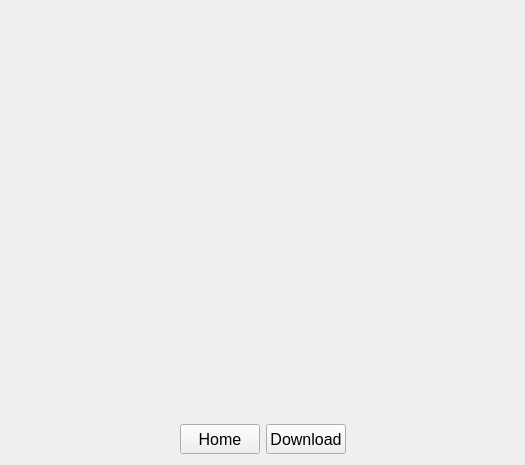
Above: UI/stack.ui from UjwalReddy267/COMIC_SD before the change. Below: the same form after it.
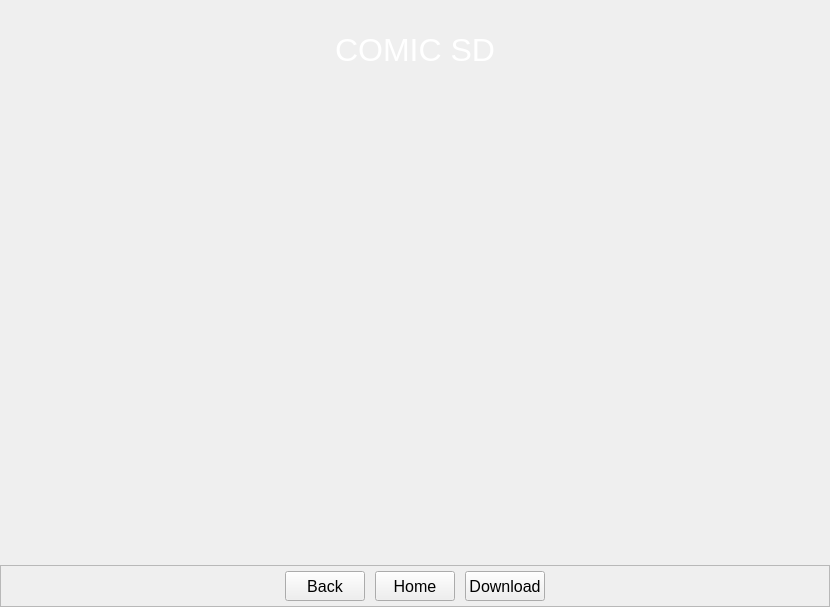
That is the form after the change.

```diff
--- a/UI/stack.ui
+++ b/UI/stack.ui
@@ -6,101 +6,798 @@
    <rect>
     <x>0</x>
     <y>0</y>
-    <width>525</width>
-    <height>465</height>
+    <width>830</width>
+    <height>607</height>
    </rect>
   </property>
   <property name="windowTitle">
    <string>Form</string>
   </property>
+  <property name="styleSheet">
+   <string notr="true"/>
+  </property>
   <layout class="QVBoxLayout" name="verticalLayout">
+   <property name="spacing">
+    <number>0</number>
+   </property>
+   <property name="leftMargin">
+    <number>0</number>
+   </property>
+   <property name="topMargin">
+    <number>0</number>
+   </property>
+   <property name="rightMargin">
+    <number>0</number>
+   </property>
+   <property name="bottomMargin">
+    <number>0</number>
+   </property>
+   <item>
+    <widget class="QLabel" name="label">
+     <property name="minimumSize">
+      <size>
+       <width>0</width>
+       <height>100</height>
+      </size>
+     </property>
+     <property name="palette">
+      <palette>
+       <active>
+        <colorrole role="WindowText">
+         <brush brushstyle="SolidPattern">
+          <color alpha="255">
+           <red>255</red>
+           <green>255</green>
+           <blue>255</blue>
+          </color>
+         </brush>
+        </colorrole>
+        <colorrole role="Button">
+         <brush brushstyle="SolidPattern">
+          <color alpha="255">
+           <red>101</red>
+           <green>0</green>
+           <blue>0</blue>
+          </color>
+         </brush>
+        </colorrole>
+        <colorrole role="Light">
+         <brush brushstyle="SolidPattern">
+          <color alpha="255">
+           <red>255</red>
+           <green>255</green>
+           <blue>255</blue>
+          </color>
+         </brush>
+        </colorrole>
+        <colorrole role="Midlight">
+         <brush brushstyle="SolidPattern">
+          <color alpha="255">
+           <red>227</red>
+           <green>227</green>
+           <blue>227</blue>
+          </color>
+         </brush>
+        </colorrole>
+        <colorrole role="Dark">
+         <brush brushstyle="SolidPattern">
+          <color alpha="255">
+           <red>160</red>
+           <green>160</green>
+           <blue>160</blue>
+          </color>
+         </brush>
+        </colorrole>
+        <colorrole role="Mid">
+         <brush brushstyle="SolidPattern">
+          <color alpha="255">
+           <red>160</red>
+           <green>160</green>
+           <blue>160</blue>
+          </color>
+         </brush>
+        </colorrole>
+        <colorrole role="Text">
+         <brush brushstyle="SolidPattern">
+          <color alpha="255">
+           <red>255</red>
+           <green>255</green>
+           <blue>255</blue>
+          </color>
+         </brush>
+        </colorrole>
+        <colorrole role="BrightText">
+         <brush brushstyle="SolidPattern">
+          <color alpha="255">
+           <red>255</red>
+           <green>255</green>
+           <blue>255</blue>
+          </color>
+         </brush>
+        </colorrole>
+        <colorrole role="ButtonText">
+         <brush brushstyle="SolidPattern">
+          <color alpha="255">
+           <red>255</red>
+           <green>255</green>
+           <blue>255</blue>
+          </color>
+         </brush>
+        </colorrole>
+        <colorrole role="Base">
+         <brush brushstyle="SolidPattern">
+          <color alpha="255">
+           <red>101</red>
+           <green>0</green>
+           <blue>0</blue>
+          </color>
+         </brush>
+        </colorrole>
+        <colorrole role="Window">
+         <brush brushstyle="SolidPattern">
+          <color alpha="255">
+           <red>101</red>
+           <green>0</green>
+           <blue>0</blue>
+          </color>
+         </brush>
+        </colorrole>
+        <colorrole role="Shadow">
+         <brush brushstyle="SolidPattern">
+          <color alpha="255">
+           <red>105</red>
+           <green>105</green>
+           <blue>105</blue>
+          </color>
+         </brush>
+        </colorrole>
+        <colorrole role="Highlight">
+         <brush brushstyle="SolidPattern">
+          <color alpha="255">
+           <red>0</red>
+           <green>120</green>
+           <blue>215</blue>
+          </color>
+         </brush>
+        </colorrole>
+        <colorrole role="HighlightedText">
+         <brush brushstyle="SolidPattern">
+          <color alpha="255">
+           <red>255</red>
+           <green>255</green>
+           <blue>255</blue>
+          </color>
+         </brush>
+        </colorrole>
+        <colorrole role="Link">
+         <brush brushstyle="SolidPattern">
+          <color alpha="255">
+           <red>0</red>
+           <green>0</green>
+           <blue>255</blue>
+          </color>
+         </brush>
+        </colorrole>
+        <colorrole role="LinkVisited">
+         <brush brushstyle="SolidPattern">
+          <color alpha="255">
+           <red>255</red>
+           <green>0</green>
+           <blue>255</blue>
+          </color>
+         </brush>
+        </colorrole>
+        <colorrole role="AlternateBase">
+         <brush brushstyle="SolidPattern">
+          <color alpha="255">
+           <red>245</red>
+           <green>245</green>
+           <blue>245</blue>
+          </color>
+         </brush>
+        </colorrole>
+        <colorrole role="NoRole">
+         <brush brushstyle="SolidPattern">
+          <color alpha="255">
+           <red>0</red>
+           <green>0</green>
+           <blue>0</blue>
+          </color>
+         </brush>
+        </colorrole>
+        <colorrole role="ToolTipBase">
+         <brush brushstyle="SolidPattern">
+          <color alpha="255">
+           <red>255</red>
+           <green>255</green>
+           <blue>220</blue>
+          </color>
+         </brush>
+        </colorrole>
+        <colorrole role="ToolTipText">
+         <brush brushstyle="SolidPattern">
+          <color alpha="255">
+           <red>0</red>
+           <green>0</green>
+           <blue>0</blue>
+          </color>
+         </brush>
+        </colorrole>
+        <colorrole role="PlaceholderText">
+         <brush brushstyle="SolidPattern">
+          <color alpha="255">
+           <red>255</red>
+           <green>255</green>
+           <blue>255</blue>
+          </color>
+         </brush>
+        </colorrole>
+       </active>
+       <inactive>
+        <colorrole role="WindowText">
+         <brush brushstyle="SolidPattern">
+          <color alpha="255">
+           <red>255</red>
+           <green>255</green>
+           <blue>255</blue>
+          </color>
+         </brush>
+        </colorrole>
+        <colorrole role="Button">
+         <brush brushstyle="SolidPattern">
+          <color alpha="255">
+           <red>101</red>
+           <green>0</green>
+           <blue>0</blue>
+          </color>
+         </brush>
+        </colorrole>
+        <colorrole role="Light">
+         <brush brushstyle="SolidPattern">
+          <color alpha="255">
+           <red>255</red>
+           <green>255</green>
+           <blue>255</blue>
+          </color>
+         </brush>
+        </colorrole>
+        <colorrole role="Midlight">
+         <brush brushstyle="SolidPattern">
+          <color alpha="255">
+           <red>227</red>
+           <green>227</green>
+           <blue>227</blue>
+          </color>
+         </brush>
+        </colorrole>
+        <colorrole role="Dark">
+         <brush brushstyle="SolidPattern">
+          <color alpha="255">
+           <red>160</red>
+           <green>160</green>
+           <blue>160</blue>
+          </color>
+         </brush>
+        </colorrole>
+        <colorrole role="Mid">
+         <brush brushstyle="SolidPattern">
+          <color alpha="255">
+           <red>160</red>
+           <green>160</green>
+           <blue>160</blue>
+          </color>
+         </brush>
+        </colorrole>
+        <colorrole role="Text">
+         <brush brushstyle="SolidPattern">
+          <color alpha="255">
+           <red>255</red>
+           <green>255</green>
+           <blue>255</blue>
+          </color>
+         </brush>
+        </colorrole>
+        <colorrole role="BrightText">
+         <brush brushstyle="SolidPattern">
+          <color alpha="255">
+           <red>255</red>
+           <green>255</green>
+           <blue>255</blue>
+          </color>
+         </brush>
+        </colorrole>
+        <colorrole role="ButtonText">
+         <brush brushstyle="SolidPattern">
+          <color alpha="255">
+           <red>255</red>
+           <green>255</green>
+           <blue>255</blue>
+          </color>
+         </brush>
+        </colorrole>
+        <colorrole role="Base">
+         <brush brushstyle="SolidPattern">
+          <color alpha="255">
+           <red>101</red>
+           <green>0</green>
+           <blue>0</blue>
+          </color>
+         </brush>
+        </colorrole>
+        <colorrole role="Window">
+         <brush brushstyle="SolidPattern">
+          <color alpha="255">
+           <red>101</red>
+           <green>0</green>
+           <blue>0</blue>
+          </color>
+         </brush>
+        </colorrole>
+        <colorrole role="Shadow">
+         <brush brushstyle="SolidPattern">
+          <color alpha="255">
+           <red>105</red>
+           <green>105</green>
+           <blue>105</blue>
+          </color>
+         </brush>
+        </colorrole>
+        <colorrole role="Highlight">
+         <brush brushstyle="SolidPattern">
+          <color alpha="255">
+           <red>240</red>
+           <green>240</green>
+           <blue>240</blue>
+          </color>
+         </brush>
+        </colorrole>
+        <colorrole role="HighlightedText">
+         <brush brushstyle="SolidPattern">
+          <color alpha="255">
+           <red>0</red>
+           <green>0</green>
+           <blue>0</blue>
+          </color>
+         </brush>
+        </colorrole>
+        <colorrole role="Link">
+         <brush brushstyle="SolidPattern">
+          <color alpha="255">
+           <red>0</red>
+           <green>0</green>
+           <blue>255</blue>
+          </color>
+         </brush>
+        </colorrole>
+        <colorrole role="LinkVisited">
+         <brush brushstyle="SolidPattern">
+          <color alpha="255">
+           <red>255</red>
+           <green>0</green>
+           <blue>255</blue>
+          </color>
+         </brush>
+        </colorrole>
+        <colorrole role="AlternateBase">
+         <brush brushstyle="SolidPattern">
+          <color alpha="255">
+           <red>245</red>
+           <green>245</green>
+           <blue>245</blue>
+          </color>
+         </brush>
+        </colorrole>
+        <colorrole role="NoRole">
+         <brush brushstyle="NoBrush">
+          <color alpha="255">
+           <red>0</red>
+           <green>0</green>
+           <blue>0</blue>
+          </color>
+         </brush>
+        </colorrole>
+        <colorrole role="ToolTipBase">
+         <brush brushstyle="SolidPattern">
+          <color alpha="255">
+           <red>255</red>
+           <green>255</green>
+           <blue>220</blue>
+          </color>
+         </brush>
+        </colorrole>
+        <colorrole role="ToolTipText">
+         <brush brushstyle="SolidPattern">
+          <color alpha="255">
+           <red>0</red>
+           <green>0</green>
+           <blue>0</blue>
+          </color>
+         </brush>
+        </colorrole>
+        <colorrole role="PlaceholderText">
+         <brush brushstyle="SolidPattern">
+          <color alpha="255">
+           <red>255</red>
+           <green>255</green>
+           <blue>255</blue>
+          </color>
+         </brush>
+        </colorrole>
+       </inactive>
+       <disabled>
+        <colorrole role="WindowText">
+         <brush brushstyle="SolidPattern">
+          <color alpha="255">
+           <red>255</red>
+           <green>255</green>
+           <blue>255</blue>
+          </color>
+         </brush>
+        </colorrole>
+        <colorrole role="Button">
+         <brush brushstyle="SolidPattern">
+          <color alpha="255">
+           <red>101</red>
+           <green>0</green>
+           <blue>0</blue>
+          </color>
+         </brush>
+        </colorrole>
+        <colorrole role="Light">
+         <brush brushstyle="SolidPattern">
+          <color alpha="255">
+           <red>255</red>
+           <green>255</green>
+           <blue>255</blue>
+          </color>
+         </brush>
+        </colorrole>
+        <colorrole role="Midlight">
+         <brush brushstyle="SolidPattern">
+          <color alpha="255">
+           <red>247</red>
+           <green>247</green>
+           <blue>247</blue>
+          </color>
+         </brush>
+        </colorrole>
+        <colorrole role="Dark">
+         <brush brushstyle="SolidPattern">
+          <color alpha="255">
+           <red>160</red>
+           <green>160</green>
+           <blue>160</blue>
+          </color>
+         </brush>
+        </colorrole>
+        <colorrole role="Mid">
+         <brush brushstyle="SolidPattern">
+          <color alpha="255">
+           <red>160</red>
+           <green>160</green>
+           <blue>160</blue>
+          </color>
+         </brush>
+        </colorrole>
+        <colorrole role="Text">
+         <brush brushstyle="SolidPattern">
+          <color alpha="255">
+           <red>255</red>
+           <green>255</green>
+           <blue>255</blue>
+          </color>
+         </brush>
+        </colorrole>
+        <colorrole role="BrightText">
+         <brush brushstyle="SolidPattern">
+          <color alpha="255">
+           <red>255</red>
+           <green>255</green>
+           <blue>255</blue>
+          </color>
+         </brush>
+        </colorrole>
+        <colorrole role="ButtonText">
+         <brush brushstyle="SolidPattern">
+          <color alpha="255">
+           <red>255</red>
+           <green>255</green>
+           <blue>255</blue>
+          </color>
+         </brush>
+        </colorrole>
+        <colorrole role="Base">
+         <brush brushstyle="SolidPattern">
+          <color alpha="255">
+           <red>101</red>
+           <green>0</green>
+           <blue>0</blue>
+          </color>
+         </brush>
+        </colorrole>
+        <colorrole role="Window">
+         <brush brushstyle="SolidPattern">
+          <color alpha="255">
+           <red>101</red>
+           <green>0</green>
+           <blue>0</blue>
+          </color>
+         </brush>
+        </colorrole>
+        <colorrole role="Shadow">
+         <brush brushstyle="SolidPattern">
+          <color alpha="255">
+           <red>0</red>
+           <green>0</green>
+           <blue>0</blue>
+          </color>
+         </brush>
+        </colorrole>
+        <colorrole role="Highlight">
+         <brush brushstyle="SolidPattern">
+          <color alpha="255">
+           <red>0</red>
+           <green>120</green>
+           <blue>215</blue>
+          </color>
+         </brush>
+        </colorrole>
+        <colorrole role="HighlightedText">
+         <brush brushstyle="SolidPattern">
+          <color alpha="255">
+           <red>255</red>
+           <green>255</green>
+           <blue>255</blue>
+          </color>
+         </brush>
+        </colorrole>
+        <colorrole role="Link">
+         <brush brushstyle="SolidPattern">
+          <color alpha="255">
+           <red>0</red>
+           <green>0</green>
+           <blue>255</blue>
+          </color>
+         </brush>
+        </colorrole>
+        <colorrole role="LinkVisited">
+         <brush brushstyle="SolidPattern">
+          <color alpha="255">
+           <red>255</red>
+           <green>0</green>
+           <blue>255</blue>
+          </color>
+         </brush>
+        </colorrole>
+        <colorrole role="AlternateBase">
+         <brush brushstyle="SolidPattern">
+          <color alpha="255">
+           <red>245</red>
+           <green>245</green>
+           <blue>245</blue>
+          </color>
+         </brush>
+        </colorrole>
+        <colorrole role="NoRole">
+         <brush brushstyle="NoBrush">
+          <color alpha="255">
+           <red>0</red>
+           <green>0</green>
+           <blue>0</blue>
+          </color>
+         </brush>
+        </colorrole>
+        <colorrole role="ToolTipBase">
+         <brush brushstyle="SolidPattern">
+          <color alpha="255">
+           <red>255</red>
+           <green>255</green>
+           <blue>220</blue>
+          </color>
+         </brush>
+        </colorrole>
+        <colorrole role="ToolTipText">
+         <brush brushstyle="SolidPattern">
+          <color alpha="255">
+           <red>0</red>
+           <green>0</green>
+           <blue>0</blue>
+          </color>
+         </brush>
+        </colorrole>
+        <colorrole role="PlaceholderText">
+         <brush brushstyle="SolidPattern">
+          <color alpha="255">
+           <red>255</red>
+           <green>255</green>
+           <blue>255</blue>
+          </color>
+         </brush>
+        </colorrole>
+       </disabled>
+      </palette>
+     </property>
+     <property name="font">
+      <font>
+       <pointsize>24</pointsize>
+      </font>
+     </property>
+     <property name="contextMenuPolicy">
+      <enum>Qt::DefaultContextMenu</enum>
+     </property>
+     <property name="acceptDrops">
+      <bool>false</bool>
+     </property>
+     <property name="autoFillBackground">
+      <bool>false</bool>
+     </property>
+     <property name="styleSheet">
+      <string notr="true"/>
+     </property>
+     <property name="text">
+      <string>COMIC SD</string>
+     </property>
+     <property name="alignment">
+      <set>Qt::AlignCenter</set>
+     </property>
+    </widget>
+   </item>
    <item>
     <widget class="QStackedWidget" name="mainStack">
      <property name="enabled">
       <bool>true</bool>
      </property>
+     <property name="styleSheet">
+      <string notr="true"/>
+     </property>
      <property name="currentIndex">
       <number>-1</number>
      </property>
     </widget>
    </item>
    <item>
-    <layout class="QHBoxLayout" name="homeBar">
-     <item>
-      <spacer name="horizontalSpacer_2">
-       <property name="orientation">
-        <enum>Qt::Horizontal</enum>
-       </property>
-       <property name="sizeHint" stdset="0">
-        <size>
-         <width>40</width>
-         <height>20</height>
-        </size>
-       </property>
-      </spacer>
-     </item>
-     <item>
-      <widget class="QPushButton" name="homeButton">
-       <property name="minimumSize">
-        <size>
-         <width>0</width>
-         <height>30</height>
-        </size>
-       </property>
-       <property name="maximumSize">
-        <size>
-         <width>150</width>
-         <height>30</height>
-        </size>
-       </property>
-       <property name="font">
-        <font>
-         <pointsize>12</pointsize>
-        </font>
-       </property>
-       <property name="text">
-        <string>Home</string>
-       </property>
-      </widget>
-     </item>
-     <item>
-      <widget class="QPushButton" name="downloadButton">
-       <property name="minimumSize">
-        <size>
-         <width>0</width>
-         <height>30</height>
-        </size>
-       </property>
-       <property name="maximumSize">
-        <size>
-         <width>150</width>
-         <height>30</height>
-        </size>
-       </property>
-       <property name="font">
-        <font>
-         <pointsize>12</pointsize>
-        </font>
-       </property>
-       <property name="text">
-        <string>Download</string>
-       </property>
-      </widget>
-     </item>
-     <item>
-      <spacer name="horizontalSpacer">
-       <property name="orientation">
-        <enum>Qt::Horizontal</enum>
-       </property>
-       <property name="sizeHint" stdset="0">
-        <size>
-         <width>40</width>
-         <height>20</height>
-        </size>
-       </property>
-      </spacer>
-     </item>
-    </layout>
+    <widget class="QFrame" name="frame">
+     <property name="minimumSize">
+      <size>
+       <width>0</width>
+       <height>40</height>
+      </size>
+     </property>
+     <property name="styleSheet">
+      <string notr="true"/>
+     </property>
+     <property name="frameShape">
+      <enum>QFrame::StyledPanel</enum>
+     </property>
+     <property name="frameShadow">
+      <enum>QFrame::Raised</enum>
+     </property>
+     <layout class="QHBoxLayout" name="horizontalLayout">
+      <property name="spacing">
+       <number>10</number>
+      </property>
+      <property name="leftMargin">
+       <number>0</number>
+      </property>
+      <property name="topMargin">
+       <number>5</number>
+      </property>
+      <property name="rightMargin">
+       <number>0</number>
+      </property>
+      <property name="bottomMargin">
+       <number>5</number>
+      </property>
+      <item>
+       <layout class="QHBoxLayout" name="homeBar">
+        <item>
+         <spacer name="horizontalSpacer_2">
+          <property name="orientation">
+           <enum>Qt::Horizontal</enum>
+          </property>
+          <property name="sizeHint" stdset="0">
+           <size>
+            <width>40</width>
+            <height>20</height>
+           </size>
+          </property>
+         </spacer>
+        </item>
+        <item>
+         <widget class="QPushButton" name="backButton">
+          <property name="minimumSize">
+           <size>
+            <width>75</width>
+            <height>30</height>
+           </size>
+          </property>
+          <property name="maximumSize">
+           <size>
+            <width>150</width>
+            <height>30</height>
+           </size>
+          </property>
+          <property name="font">
+           <font>
+            <pointsize>12</pointsize>
+           </font>
+          </property>
+          <property name="text">
+           <string>Back</string>
+          </property>
+         </widget>
+        </item>
+        <item>
+         <widget class="QPushButton" name="homeButton">
+          <property name="minimumSize">
+           <size>
+            <width>75</width>
+            <height>30</height>
+           </size>
+          </property>
+          <property name="maximumSize">
+           <size>
+            <width>150</width>
+            <height>30</height>
+           </size>
+          </property>
+          <property name="font">
+           <font>
+            <pointsize>12</pointsize>
+           </font>
+          </property>
+          <property name="styleSheet">
+           <string notr="true"/>
+          </property>
+          <property name="text">
+           <string>Home</string>
+          </property>
+         </widget>
+        </item>
+        <item>
+         <widget class="QPushButton" name="downloadButton">
+          <property name="minimumSize">
+           <size>
+            <width>75</width>
+            <height>30</height>
+           </size>
+          </property>
+          <property name="maximumSize">
+           <size>
+            <width>150</width>
+            <height>30</height>
+           </size>
+          </property>
+          <property name="font">
+           <font>
+            <pointsize>12</pointsize>
+           </font>
+          </property>
+          <property name="styleSheet">
+           <string notr="true"/>
+          </property>
+          <property name="text">
+           <string>Download</string>
+          </property>
+         </widget>
+        </item>
+        <item>
+         <spacer name="horizontalSpacer">
+          <property name="orientation">
+           <enum>Qt::Horizontal</enum>
+          </property>
+          <property name="sizeHint" stdset="0">
+           <size>
+            <width>40</width>
+            <height>20</height>
+           </size>
+          </property>
+         </spacer>
+        </item>
+       </layout>
+      </item>
+     </layout>
+    </widget>
    </item>
   </layout>
  </widget>
```
